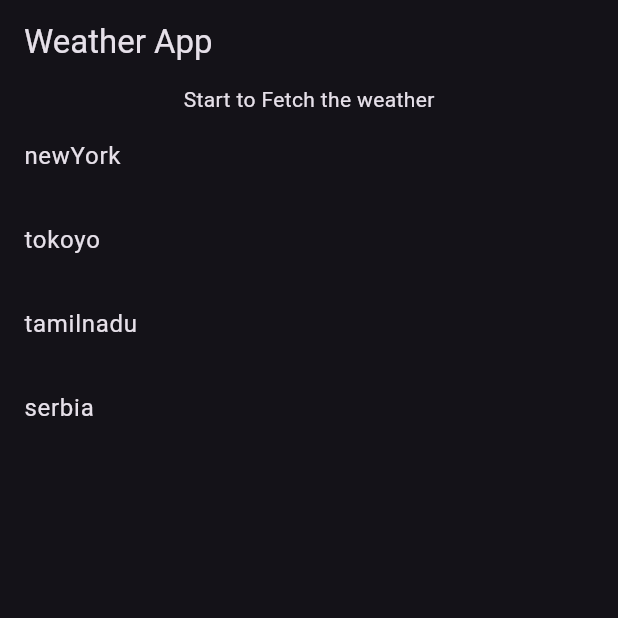
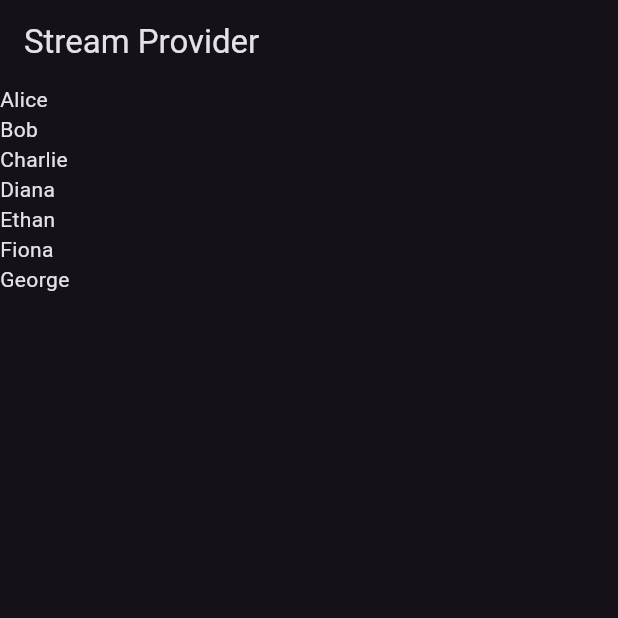
Before and after one commit to surendhar5050/riverpod_learning, a Flutter app: the screen it shows after launch, on a phone screen of 412 x 824 dp, the top half of it. Run offline on Flutter 3.47's test engine with Material 3 defaults, Android fonts, the phone set to English and light mode, and no system bars; our stand-ins replace hooks_riverpod.

Commit message:
example5

```diff
--- /dev/null
+++ b/example1/lib/example4.dart
@@ -0,0 +1,54 @@
+import 'package:example1/example_2.dart';
+import 'package:flutter/material.dart';
+import 'package:hooks_riverpod/hooks_riverpod.dart';
+
+List<String> names = [
+  "Alice",
+  "Bob",
+  "Charlie",
+  "Diana",
+  "Ethan",
+  "Fiona",
+  "George",
+  "Hannah",
+  "Ian",
+  "Jack",
+];
+
+final streamCountProvider = StreamProvider(
+  (ref) => Stream.periodic(
+    Duration(seconds: 1),
+    (computationCount) => computationCount + 1,
+  ),
+);
+
+final namesProvider = FutureProvider((ref) async {
+  final count = await ref.watch(streamCountProvider.future);
+
+  print(count);
+  return names.getRange(0, count);
+});
+
+class Example4 extends ConsumerWidget {
+  const Example4({super.key});
+
+  @override
+  Widget build(BuildContext context, WidgetRef ref) {
+    final nameProvider = ref.watch(namesProvider);
+    return Scaffold(
+      appBar: AppBar(title: Text("Stream Provider")),
+      body: nameProvider.when(
+        data: (data) {
+          return ListView.builder(
+            itemBuilder: (context, index) {
+              return Text(data.elementAt(index));
+            },
+            itemCount: data.length,
+          );
+        },
+        error: (error, stackTrace) => Text("Reached the end of list"),
+        loading: () => LinearProgressIndicator(),
+      ),
+    );
+  }
+}
--- a/example1/lib/main.dart
+++ b/example1/lib/main.dart
@@ -1,4 +1,5 @@
 import 'package:example1/example1.dart';
+import 'package:example1/example4.dart';
 import 'package:example1/example_2.dart';
 import 'package:example1/example_3.dart';
 import 'package:flutter/material.dart';
@@ -27,7 +28,7 @@ class _MyAppState extends State<MyApp> {
       ).copyWith(primaryColor: Colors.blue),
       themeMode: ThemeMode.dark,
 
-      home: WeatherExample(),
+      home: Example4(),
     );
   }
 }
```
Also changed, not shown: example1/lib/example_5.dart (added, +138 -0 lines), example1/pubspec.yaml (+1 -6 lines), example1/pubspec.lock.
